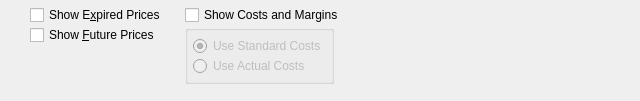
Above: guiclient/displays/dspPricesByItem.ui from discountscott/qt-client before the change. Below: the same form after it.
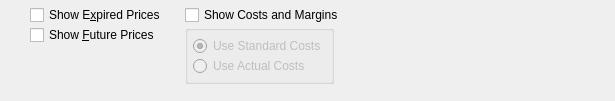
That is the form after the change. Custom widgets are drawn as their Qt base class.

The edit to the form file:
```diff
--- a/guiclient/displays/dspPricesByItem.ui
+++ b/guiclient/displays/dspPricesByItem.ui
@@ -13,7 +13,7 @@
    <rect>
     <x>0</x>
     <y>0</y>
-    <width>640</width>
+    <width>615</width>
     <height>101</height>
    </rect>
   </property>
```
Left out of the diff: 1 changed line with no effect on the pictures.
